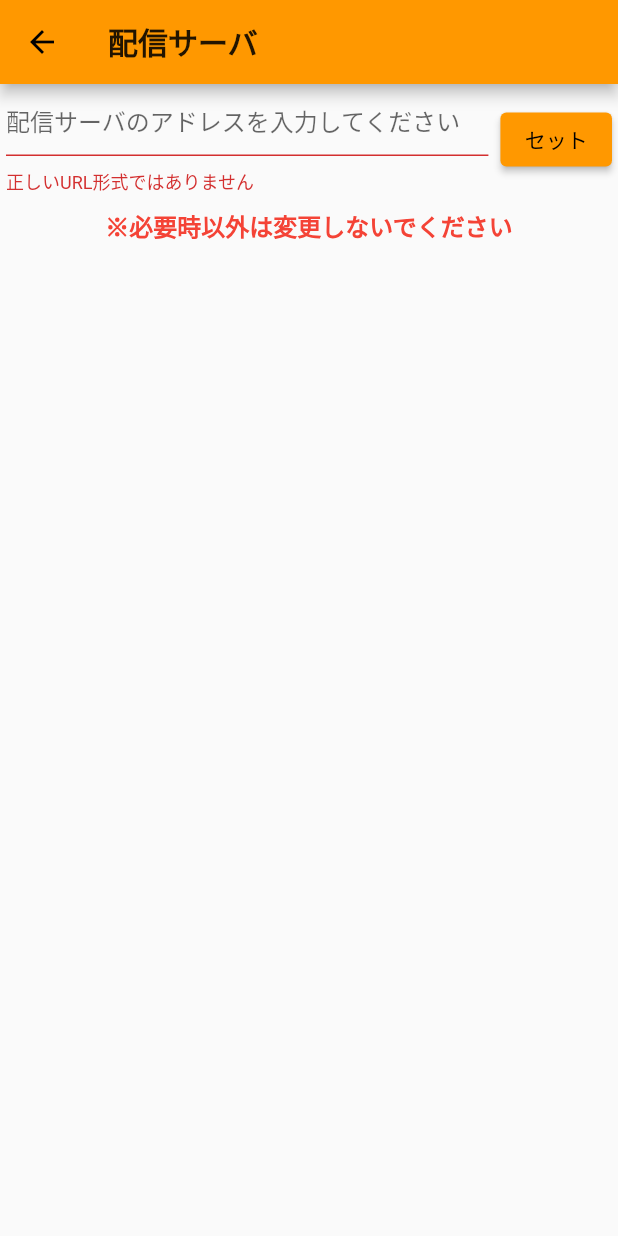
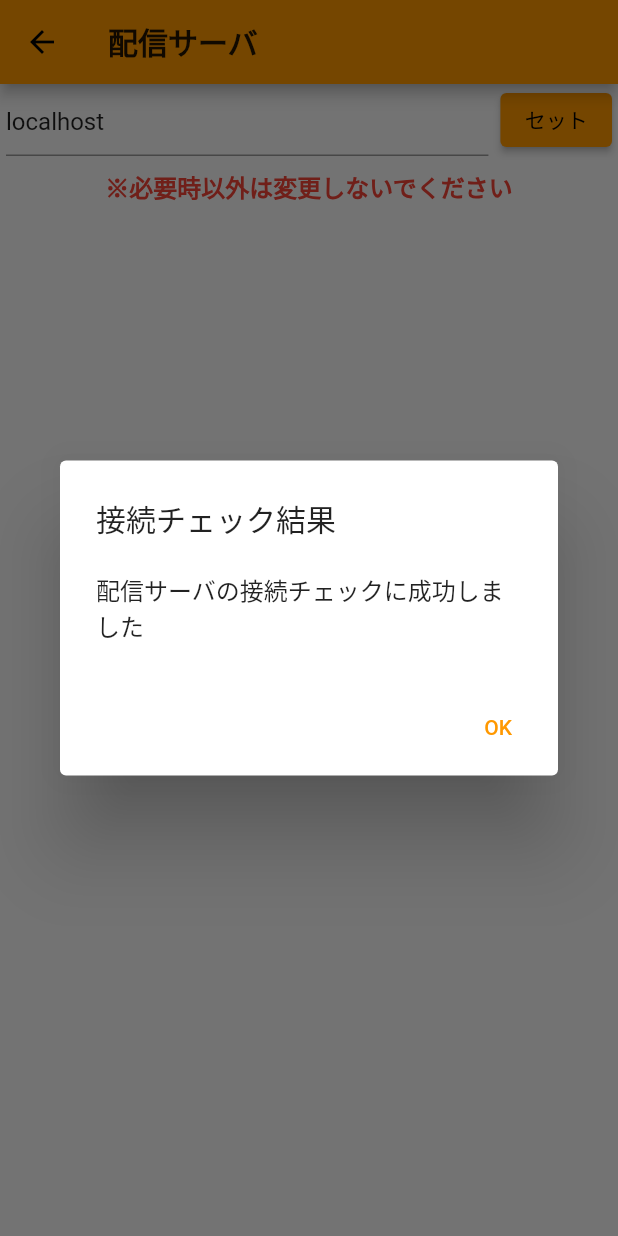
Before and after one commit to Yuta1004/ShirasunaKondateV4, a Flutter app: the SetServerURLPage screen opened by its route, after a tap on "セット", on a phone screen of 412 x 824 dp. Run offline on Flutter 3.47's test engine with Material 2 defaults, Android fonts, the phone set to English and light mode, and no system bars; our stand-ins replace flutter_spinkit, settings_ui, shared_preferences, sprintf, sqflite, tuple; missing offline and left inert: day_night_time_picker, grpc, marquee_widget, protobuf; accounts and stored records are empty; statements that could not run were skipped.

Commit message:
[add](app) 配信サーバアドレス設定を動くようにした

```diff
--- a/app/lib/pages/settings_page/set_server_url_page.dart
+++ b/app/lib/pages/settings_page/set_server_url_page.dart
@@ -1,5 +1,8 @@
 import "package:flutter/material.dart";
 import "package:flutter_spinkit/flutter_spinkit.dart";
+import "package:sprintf/sprintf.dart";
+import "/grpc/conn.dart";
+import "/settings/settings.dart";
 
 class SetServerURLPage extends StatefulWidget {
     @override
@@ -10,6 +13,14 @@ class _SetServerURLPageState extends State<SetServerURLPage> {
     bool _nowLoading = false;
     final _formKey = GlobalKey<FormState>();
     TextEditingController _urlController = TextEditingController();
+
+    @override
+    void initState() {
+        super.initState();
+        getServerURL().then((val) {
+            setState(() { _urlController.text = val; });
+        });
+    }
 
     @override
     Widget build(BuildContext context) {
@@ -40,8 +51,6 @@ class _SetServerURLPageState extends State<SetServerURLPage> {
                                                     validator: (String? value) {
                                                         if(value == null || value.isEmpty || Uri.parse(value).isAbsolute) {
                                                             return "正しいURL形式ではありません";
-                                                        } else if(false) {
-                                                            return "接続チェックに失敗しました";
                                                         }
                                                         return null;
                                                     },
@@ -57,9 +66,14 @@ class _SetServerURLPageState extends State<SetServerURLPage> {
                                                     style: ElevatedButton.styleFrom(
                                                         primary: Colors.orange,
                                                     ),
-                                                    onPressed: () {
+                                                    onPressed: () async {
                                                         if(_formKey.currentState != null && _formKey.currentState!.validate() && !_nowLoading) {
-                                                            print(_urlController.text);
+                                                            setState(() { _nowLoading = true; });
+                                                            checkServerAvailability(_urlController.text).then((isAvailable) {
+                                                                setState(() { _nowLoading = false; });
+                                                                if(isAvailable) { setServerURL(_urlController.text); }
+                                                                showAlertDialog(context, isAvailable);
+                                                            });
                                                         }
                                                     },
                                                 ),
@@ -92,4 +106,22 @@ class _SetServerURLPageState extends State<SetServerURLPage> {
             ),
         );
     }
+
+    Future<Null> showAlertDialog(BuildContext context, bool result) async {
+        await showDialog(
+            context: context,
+            builder: (_) {
+                return AlertDialog(
+                    title: Text("接続チェック結果"),
+                    content: Text(sprintf("配信サーバの接続チェックに%sしました", [result ? "成功" : "失敗"])),
+                    actions: <Widget>[
+                        TextButton(
+                            child: Text("OK"),
+                            onPressed: () => Navigator.pop(context),
+                        )
+                    ],
+                );
+            }
+        );
+    }
 }
```
